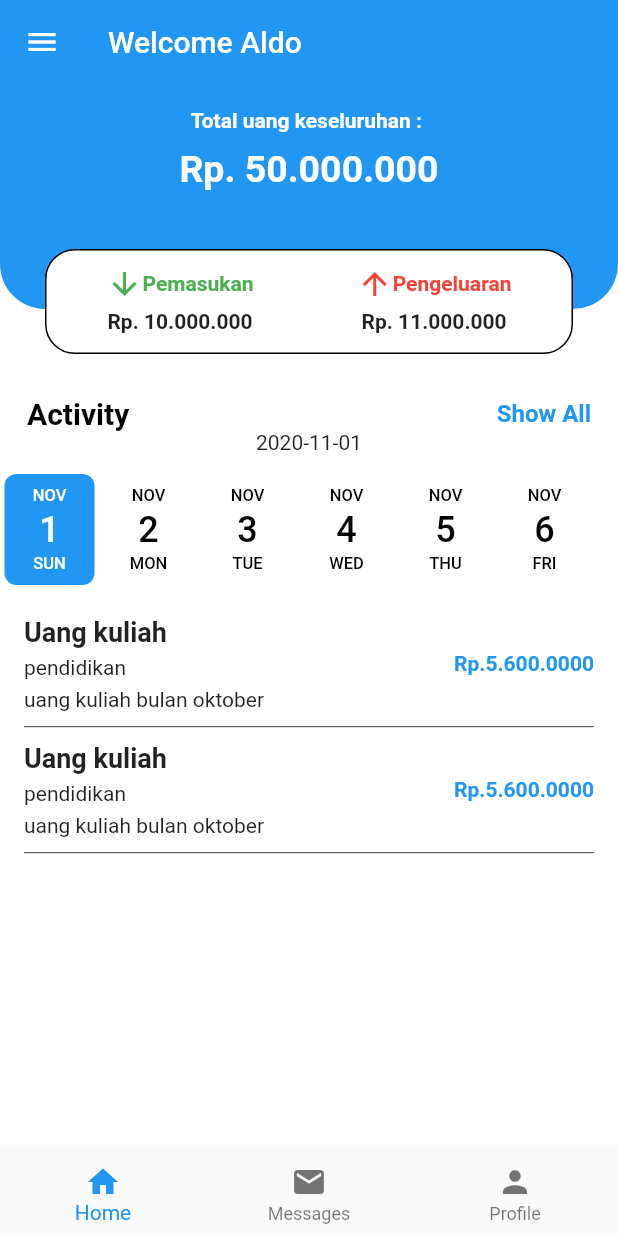
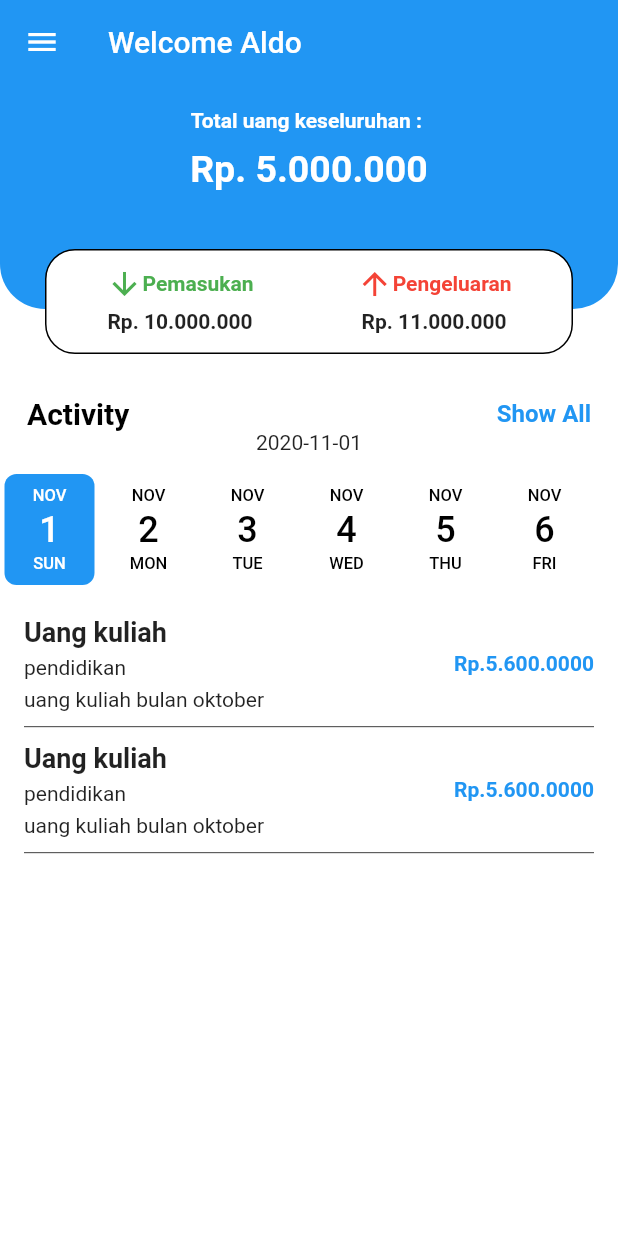
Before and after one commit to AldoReghan/nabungskuy, a Flutter app: the screen it shows after launch, on a phone screen of 412 x 824 dp. Run offline on Flutter 3.47's test engine with Material 2 defaults, Android fonts, the phone set to English and light mode, and no system bars; drawn by our look-alikes of date_picker_timeline.

Commit message:
delete bottomnav

```diff
--- a/lib/main.dart
+++ b/lib/main.dart
@@ -2,9 +2,13 @@ import 'package:flutter/material.dart';
 import 'package:flutter/widgets.dart';
 import 'package:nabungskuy/page/home.dart';
 import 'package:nabungskuy/page/login.dart';
+import 'package:flutter/services.dart';
 
 void main() {
   runApp(MyApp());
+  SystemChrome.setSystemUIOverlayStyle(SystemUiOverlayStyle(
+    statusBarColor: Colors.transparent,
+  ));
 }
 
 class MyApp extends StatelessWidget {
--- a/lib/page/home.dart
+++ b/lib/page/home.dart
@@ -26,7 +26,19 @@ class _HomePageState extends State<HomePage> {
   Widget build(BuildContext context) {
     return Scaffold(
       backgroundColor: Colors.white,
-      drawer: Drawer(),
+      drawer: Drawer(
+        child: Column(
+          children: [
+            Container(
+              color: Colors.red,
+              width: MediaQuery.of(context).size.width,
+              child: DrawerHeader(
+                child: Icon(Icons.home),
+              ),
+            ),
+          ],
+        ),
+      ),
       appBar: AppBar(
         elevation: 0.0,
         title: Text('Welcome Aldo'),
@@ -65,7 +77,7 @@ class _HomePageState extends State<HomePage> {
                                       height: 10,
                                     ),
                                     Text(
-                                      'Rp. 50.000.000',
+                                      'Rp. 5.000.000',
                                       style: TextStyle(
                                           color: Colors.white,
                                           fontWeight: FontWeight.bold,
@@ -314,20 +326,20 @@ class _HomePageState extends State<HomePage> {
           ],
         ),
       ),
-      bottomNavigationBar: BottomNavigationBar(
-        currentIndex: 0, // this will be set when a new tab is tapped
-        items: [
-          BottomNavigationBarItem(
-            icon: new Icon(Icons.home),
-            label: 'Home',
-          ),
-          BottomNavigationBarItem(
-            icon: new Icon(Icons.mail),
-            label: 'Messages',
-          ),
-          BottomNavigationBarItem(icon: Icon(Icons.person), label: 'Profile')
-        ],
-      ),
+      // bottomNavigationBar: BottomNavigationBar(
+      //   currentIndex: 0, // this will be set when a new tab is tapped
+      //   items: [
+      //     BottomNavigationBarItem(
+      //       icon: new Icon(Icons.home),
+      //       label: 'Home',
+      //     ),
+      //     BottomNavigationBarItem(
+      //       icon: new Icon(Icons.mail),
+      //       label: 'Messages',
+      //     ),
+      //     BottomNavigationBarItem(icon: Icon(Icons.person), label: 'Profile')
+      //   ],
+      // ),
       // floatingActionButton: FloatingActionButton(
       //   child: Icon(Icons.replay),
       //   onPressed: () {
```
Also changed, not shown: 18 other files.
